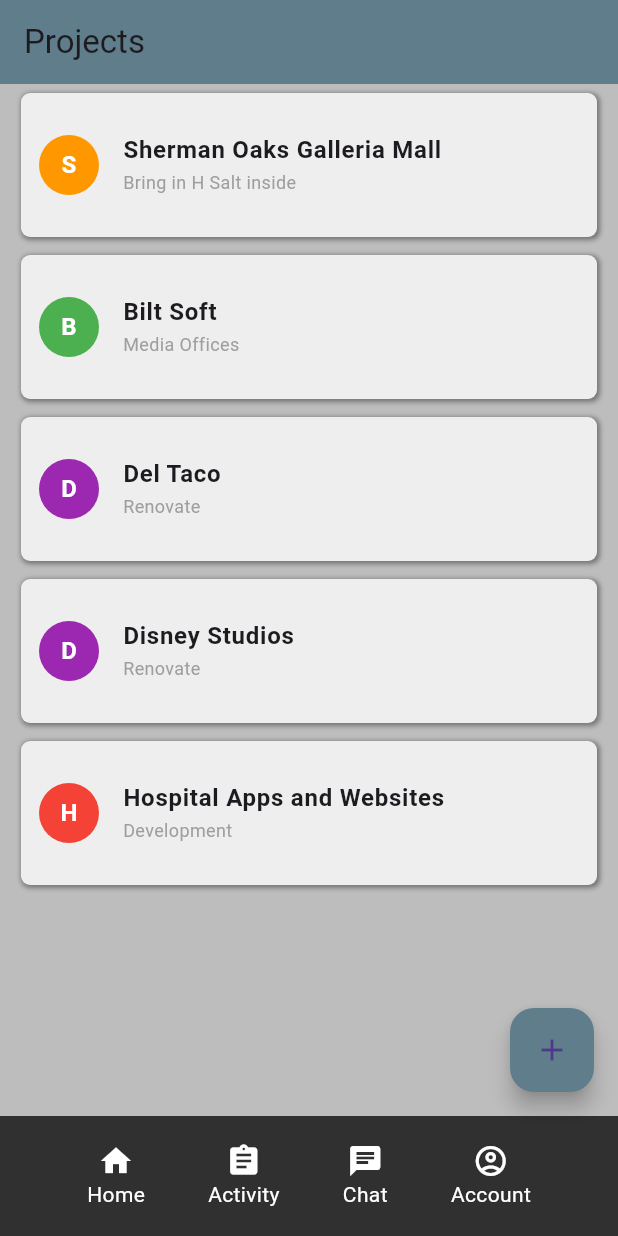
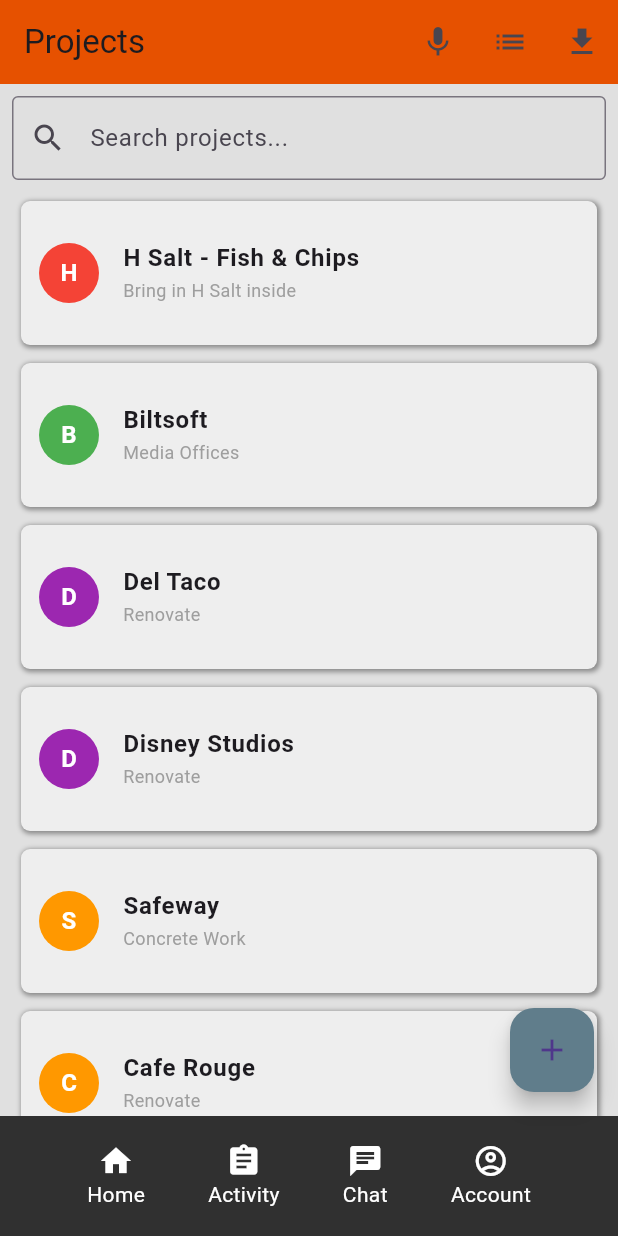
Before and after one commit to monahidalgo/on_site_crews, a Flutter app: the ProjectsScreen screen opened by its route, on a phone screen of 412 x 824 dp. Run offline on Flutter 3.47's test engine with Material 3 defaults, Android fonts, the phone set to English and light mode, and no system bars; our stand-ins replace image_picker, just_audio, smooth_page_indicator.

Commit message:
git commit -m "Add Search Bar and Icon Enhancements to ProjectsScreen
- Implemented a search bar to enhance user experience by allowing users to efficiently find projects from the list.
- Added icons for microphone, lists, downloads, and other relevant actions to improve the interface and provide quick access to features.
- Maintained the existing code structure and followed best practices for readability and maintainability.
- Ensured consistent styling and layout to align with the overall application theme.
- Updated the bottom navigation bar to include new icons, enhancing the visual appeal and usability."
git push origin main  # Replace 'main' with your branch name if it's different
- Working on UI design and colors for the projects_screen.dart.

```diff
--- a/lib/screens/projects_screen.dart
+++ b/lib/screens/projects_screen.dart
@@ -11,33 +11,99 @@ class ProjectsScreen extends StatefulWidget {
 }
 
 class _ProjectsScreenState extends State<ProjectsScreen> {
-  // Updated projects list with sections
   List<Map<String, String>> projects = [
-    {'name': 'Sherman Oaks Galleria Mall', 'description': 'Bring in H Salt inside'},
-    {'name': 'Bilt Soft', 'description': 'Media Offices'},
+    {'name': 'H Salt - Fish & Chips', 'description': 'Bring in H Salt inside'},
+    {'name': 'Biltsoft', 'description': 'Media Offices'},
     {'name': 'Del Taco', 'description': 'Renovate'},
     {'name': 'Disney Studios', 'description': 'Renovate'},
-    {'name': 'Hospital Apps and Websites', 'description': 'Development'},
+    {'name': 'Safeway', 'description': 'Concrete Work'},
+    {'name': 'Cafe Rouge', 'description': 'Renovate'},
+    {'name': 'Rustic Barn', 'description': 'Renovate'},
+    {'name': 'Dunkin Donuts', 'description': 'Renovate'},
+    {'name': 'Bakeries', 'description': 'Renovate'},
+    {'name': 'Target', 'description': 'Renovate'},
+    {'name': 'CVS Pharmacy', 'description': 'Renovate'},
+    {'name': 'Walmart', 'description': 'Renovate'}, // Add more projects
+    {'name': 'Home Depot', 'description': 'Renovate'},
+    {'name': 'Lowe\'s', 'description': 'Renovate'},
+    {'name': 'Target', 'description': 'Renovate'},
+    {'name': 'Walmart Beverages', 'description': 'Renovate'},
+    {'name': 'CVS Pharmacy', 'description': 'Renovate'},
   ];
 
   // Customizable color for the background
-  final Color _backgroundColor = Colors.grey[400]!; // Neutral dark background
+  final Color _backgroundColor = Colors.grey[300]!; // Neutral dark background
+  List<Map<String, String>> filteredProjects = [];
+  String searchQuery = '';
+
+  @override
+  void initState() {
+    super.initState();
+    filteredProjects = projects; // Initialize filteredProjects
+  }
+
+  void _filterProjects(String query) {
+    if (query.isNotEmpty) {
+      filteredProjects = projects
+          .where((project) => project['name']!.toLowerCase().contains(query.toLowerCase()))
+          .toList();
+    } else {
+      filteredProjects = projects; // Reset to original list
+    }
+    setState(() {
+      searchQuery = query;
+    });
+  }
 
   @override
   Widget build(BuildContext context) {
     return Scaffold(
       appBar: AppBar(
         title: const Text('Projects', style: TextStyle(fontFamily: 'Roboto')),
-        backgroundColor: Colors.blueGrey, // Neutral dark color for the app bar
+        backgroundColor: Colors.orange[900], // Neutral dark color for the app bar
         automaticallyImplyLeading: false, // Removes the top left arrow
+        actions: [
+          IconButton(
+            icon: const Icon(Icons.mic), // Microphone icon
+            onPressed: () {
+              // Add microphone action
+            },
+          ),
+          IconButton(
+            icon: const Icon(Icons.list), // List icon
+            onPressed: () {
+              // Add list action
+            },
+          ),
+          IconButton(
+            icon: const Icon(Icons.download), // Download icon
+            onPressed: () {
+              // Add download action
+            },
+          ),
+        ],
       ),
       body: Container(
         color: _backgroundColor,
         child: SafeArea(
+          child: Column(
+            children: [
+              Padding(
+                padding: const EdgeInsets.all(8.0),
+                child: TextField(
+                  onChanged: _filterProjects,
+                  decoration: InputDecoration(
+                    hintText: 'Search projects...',
+                    border: const OutlineInputBorder(),
+                    prefixIcon: const Icon(Icons.search),
+                  ),
+                ),
+              ),
+              Expanded(
                 child: ListView.builder(
-            itemCount: projects.length,
+                  itemCount: filteredProjects.length,
                   itemBuilder: (context, index) {
-              final project = projects[index];
+                    final project = filteredProjects[index];
                     final color = _getProjectColor(project['name']!);
 
                     return GestureDetector(
@@ -98,6 +164,9 @@ class _ProjectsScreenState extends State<ProjectsScreen> {
                   },
                 ),
               ),
+            ],
+          ),
+        ),
       ),
       floatingActionButton: FloatingActionButton(
         onPressed: () async {
@@ -112,6 +181,7 @@ class _ProjectsScreenState extends State<ProjectsScreen> {
             setState(() {
               // Add the new project to the end of the list
               projects.add(newProject);
+              _filterProjects(searchQuery); // Reapply filter
             });
           }
         },
```
Lines whose indentation alone changed are shown as unchanged.
